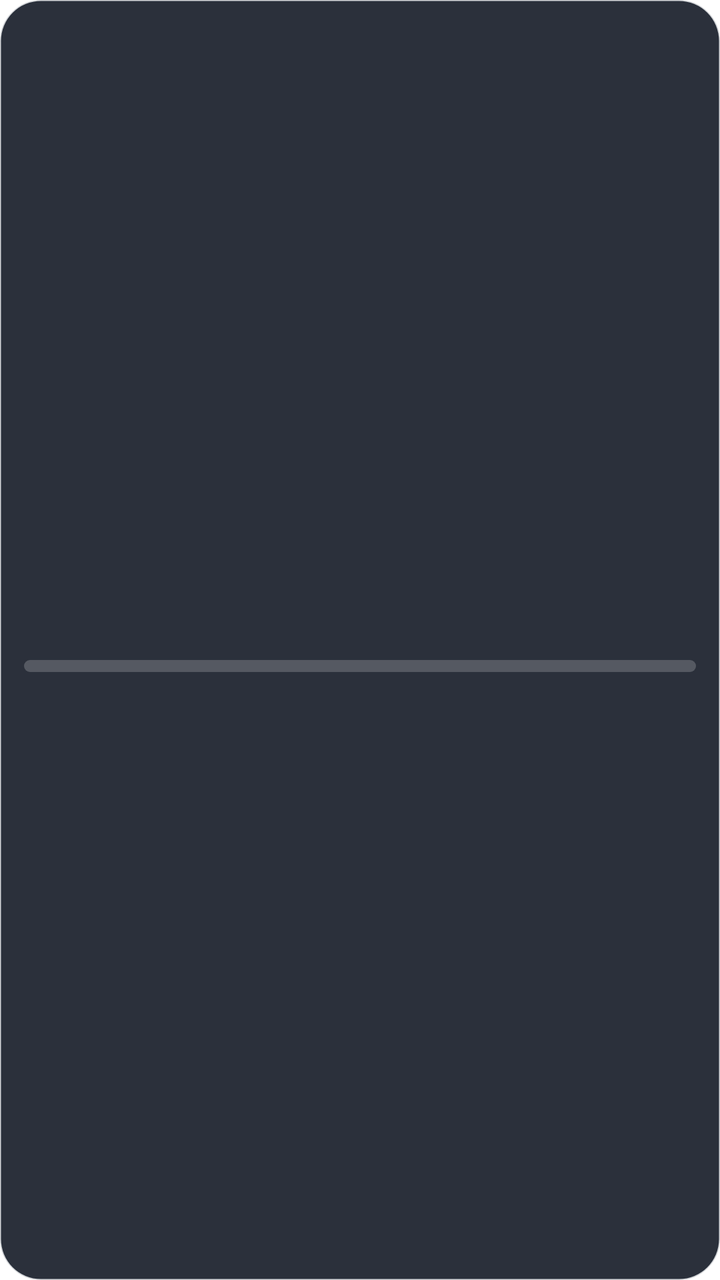
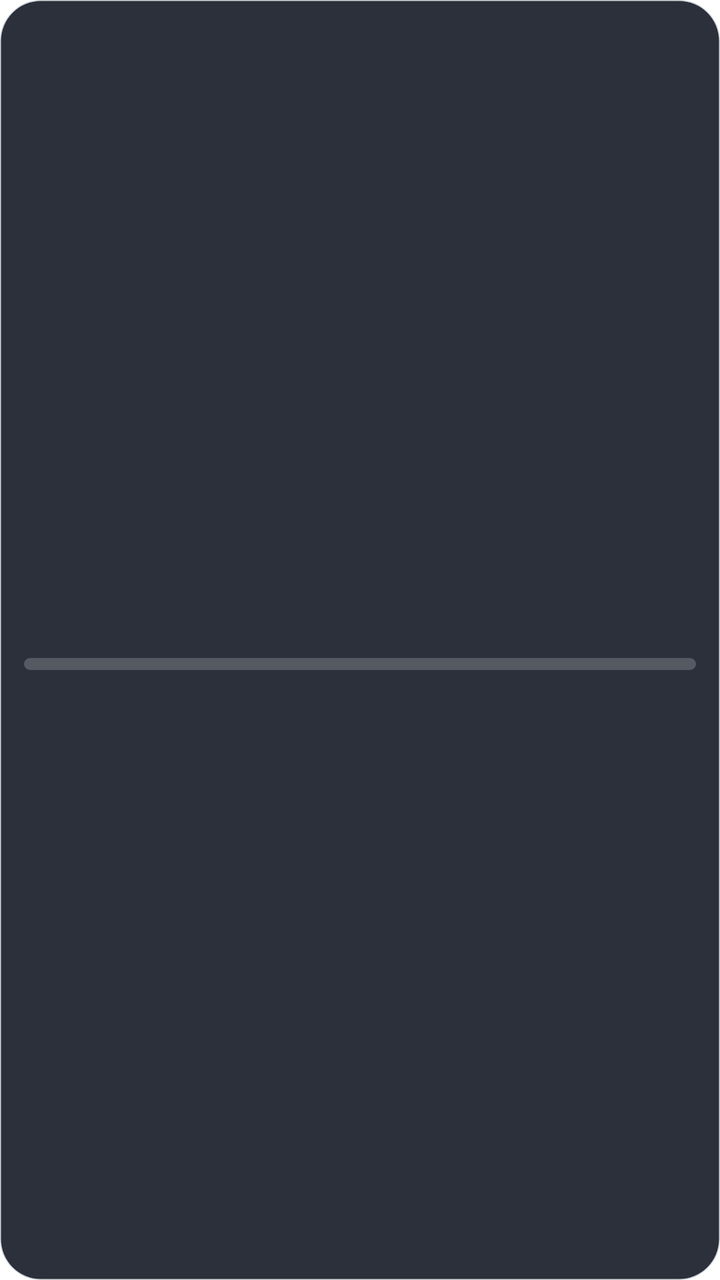

An Android layout rendered at two revisions. The XML below is the earlier revision; the diff shows what the commit changed to produce the second picture.
<!-- AndroidManifest.xml: fallback theme Theme.MaterialComponents.DayNight.NoActionBar -->
<!-- res/layout/widget_tank.xml -->
<?xml version="1.0" encoding="utf-8"?>
<LinearLayout xmlns:android="http://schemas.android.com/apk/res/android" android:id="@+id/root" android:layout_width="match_parent" android:layout_height="match_parent" android:orientation="vertical" android:gravity="center_vertical" android:padding="12dp" android:background="@drawable/widget_bg">
        <TextView android:id="@+id/cap" android:layout_width="wrap_content" android:layout_height="wrap_content" android:textSize="11sp" android:textColor="#AFC0D8" android:letterSpacing="0.08" android:maxLines="1" android:ellipsize="end" />
        <TextView android:id="@+id/value" android:layout_width="wrap_content" android:layout_height="wrap_content" android:textSize="16sp" android:textStyle="bold" android:textColor="#F5F7FA" android:maxLines="1" android:ellipsize="end" />
        <ProgressBar android:id="@+id/bar" style="?android:attr/progressBarStyleHorizontal" android:layout_width="match_parent" android:layout_height="6dp" android:layout_marginTop="6dp" android:max="100" android:progressDrawable="@drawable/widget_progress" />
        <TextView android:id="@+id/sub" android:layout_width="wrap_content" android:layout_height="wrap_content" android:textSize="12sp" android:textColor="#AFC0D8" android:maxLines="2" android:ellipsize="end" />
</LinearLayout>
<!-- resources referenced by this layout -->
<resources>
  <!-- drawable widget_bg (drawable) -->
  <?xml version="1.0" encoding="utf-8"?>
  <shape xmlns:android="http://schemas.android.com/apk/res/android" android:shape="rectangle">
      <solid android:color="#EE1C222D" />
      <corners android:radius="20dp" />
      <stroke android:width="1dp" android:color="#332C3442" />
  </shape>
  <!-- drawable widget_progress (drawable) -->
  <?xml version="1.0" encoding="utf-8"?>
  <layer-list xmlns:android="http://schemas.android.com/apk/res/android">
      <item android:id="@android:id/background">
          <shape><solid android:color="#33FFFFFF" /><corners android:radius="3dp" /></shape>
      </item>
      <item android:id="@android:id/progress">
          <clip><shape><solid android:color="#7FA6E6" /><corners android:radius="3dp" /></shape></clip>
      </item>
  </layer-list>
</resources>

<!-- the commit's change to res/layout/widget_tank.xml (unified diff, before → after) -->
@@ -1,7 +1,7 @@
 <?xml version="1.0" encoding="utf-8"?>
-<LinearLayout xmlns:android="http://schemas.android.com/apk/res/android" android:id="@+id/root" android:layout_width="match_parent" android:layout_height="match_parent" android:orientation="vertical" android:gravity="center_vertical" android:padding="12dp" android:background="@drawable/widget_bg">
-        <TextView android:id="@+id/cap" android:layout_width="wrap_content" android:layout_height="wrap_content" android:textSize="11sp" android:textColor="#AFC0D8" android:letterSpacing="0.08" android:maxLines="1" android:ellipsize="end" />
-        <TextView android:id="@+id/value" android:layout_width="wrap_content" android:layout_height="wrap_content" android:textSize="16sp" android:textStyle="bold" android:textColor="#F5F7FA" android:maxLines="1" android:ellipsize="end" />
+<LinearLayout xmlns:android="http://schemas.android.com/apk/res/android" android:id="@+id/root" android:layout_width="match_parent" android:layout_height="match_parent" android:orientation="vertical" android:gravity="center_vertical" android:paddingStart="12dp" android:paddingEnd="12dp" android:paddingTop="8dp" android:paddingBottom="8dp" android:background="@drawable/widget_bg">
+        <TextView android:includeFontPadding="false" android:id="@+id/cap" android:layout_width="wrap_content" android:layout_height="wrap_content" android:textSize="11sp" android:textColor="#AFC0D8" android:letterSpacing="0.08" android:maxLines="1" android:ellipsize="end" />
+        <TextView android:includeFontPadding="false" android:id="@+id/value" android:layout_width="wrap_content" android:layout_height="wrap_content" android:textSize="16sp" android:textStyle="bold" android:textColor="#F5F7FA" android:maxLines="1" android:ellipsize="end" />
         <ProgressBar android:id="@+id/bar" style="?android:attr/progressBarStyleHorizontal" android:layout_width="match_parent" android:layout_height="6dp" android:layout_marginTop="6dp" android:max="100" android:progressDrawable="@drawable/widget_progress" />
-        <TextView android:id="@+id/sub" android:layout_width="wrap_content" android:layout_height="wrap_content" android:textSize="12sp" android:textColor="#AFC0D8" android:maxLines="2" android:ellipsize="end" />
+        <TextView android:includeFontPadding="false" android:id="@+id/sub" android:layout_width="wrap_content" android:layout_height="wrap_content" android:textSize="12sp" android:textColor="#AFC0D8" android:maxLines="1" android:ellipsize="end" />
 </LinearLayout>
